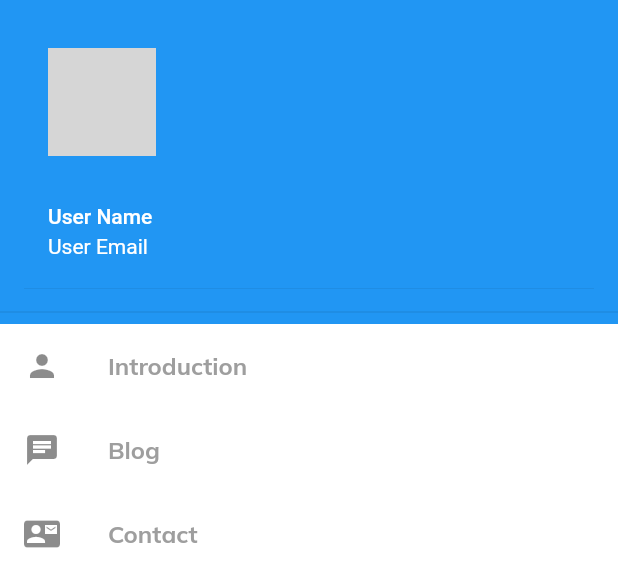
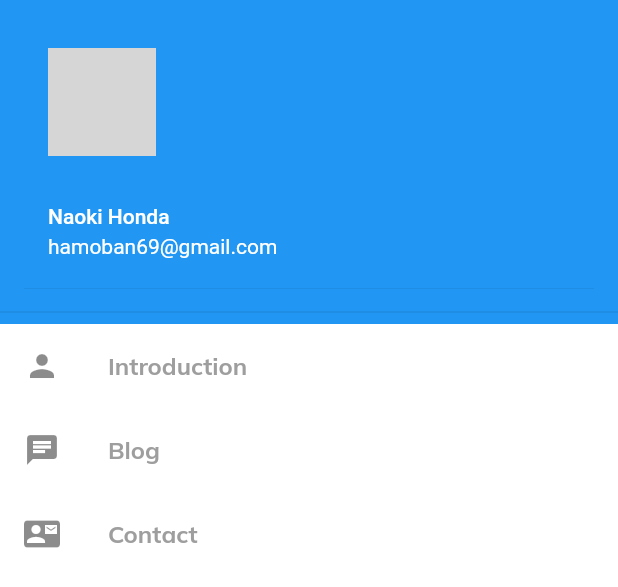
Before and after one commit to John-Thailand/dashboard, a Flutter app: the SideMenu widget shown alone on an empty page, opened directly, on a phone screen of 412 x 824 dp. Shown: the top 587 px of the screen. Run offline on Flutter 3.47's test engine with Material 2 defaults, Android fonts, the phone set to English and light mode, and no system bars; our stand-ins replace freezed_annotation, get, google_fonts, hooks_riverpod; network calls fail; grey boxes are pictures that could not be loaded.

```diff
--- /dev/null
+++ b/lib/viewModels/user_view_model.dart
@@ -0,0 +1,51 @@
+import 'package:dashboard/repositories/user_repository.dart';
+import 'package:hooks_riverpod/hooks_riverpod.dart';
+import 'package:dashboard/models/user.dart';
+
+final userViewModel = StateNotifierProvider(
+  (_) => UserViewModel(UserRepository()),
+);
+
+class UserViewModel extends StateNotifier<User> {
+  // コンストラクタ
+  UserViewModel(
+    this._repository,
+  ) : super(
+          User(
+            name: 'Naoki Honda',
+            email: 'hamoban69@gmail.com',
+            imageUrl:
+                'https://pbs.twimg.com/profile_images/885510796691689473/rR9aWvBQ_400x400.jpg',
+          ),
+        );
+
+  // フィールド
+  final UserRepository _repository;
+  // int _page = 1;
+  // bool _isLoading = false;
+
+  // メソッド
+  // Future<void> getArticles() async {
+  //   if (_isLoading || !state.hasNext) {
+  //     return;
+  //   }
+
+  //   _isLoading = true;
+
+  //   final articles = await repository.fetchArticles(_page, state.keyword);
+  //   final newArticles = [...state.articles, ...articles];
+
+  //   if (articles.length % 20 != 0 || articles.length == 0) {
+  //     state = state.copyWith(
+  //       hasNext: false,
+  //     );
+  //   }
+
+  //   state = state.copyWith(
+  //     articles: newArticles,
+  //   );
+
+  //   _page++;
+  //   _isLoading = false;
+  // }
+}
--- a/lib/widgets/side_menu.dart
+++ b/lib/widgets/side_menu.dart
@@ -1,10 +1,15 @@
+import 'package:dashboard/viewModels/user_view_model.dart';
 import 'package:flutter/material.dart';
+import 'package:hooks_riverpod/hooks_riverpod.dart';
 
-class SideMenu extends StatelessWidget {
+class SideMenu extends HookConsumerWidget {
   const SideMenu({Key? key}) : super(key: key);
 
   @override
-  Widget build(BuildContext context) {
+  Widget build(BuildContext context, WidgetRef ref) {
+    // ユーザーの状態を管理する
+    final userState = ref.watch(userViewModel.notifier).state;
+
     return ListView(
       children: <Widget>[
         // Solution: ContainerによってDrawerHeaderの高さを設定
@@ -13,12 +18,11 @@ class SideMenu extends StatelessWidget {
           color: Colors.blue,
           child: DrawerHeader(
             child: UserAccountsDrawerHeader(
-              accountName: Text("User Name"),
-              accountEmail: Text("User Email"),
+              accountName: Text(userState.name),
+              accountEmail: Text(userState.email),
               currentAccountPicture: CircleAvatar(
                 backgroundColor: Colors.white,
-                backgroundImage: NetworkImage(
-                    "https://pbs.twimg.com/profile_images/885510796691689473/rR9aWvBQ_400x400.jpg"),
+                backgroundImage: NetworkImage(userState.imageUrl),
               ),
             ),
           ),
```
Also changed, not shown: lib/main.dart (+6 -4 lines), lib/repositories/user_repository.dart (added, +7 -0 lines).
